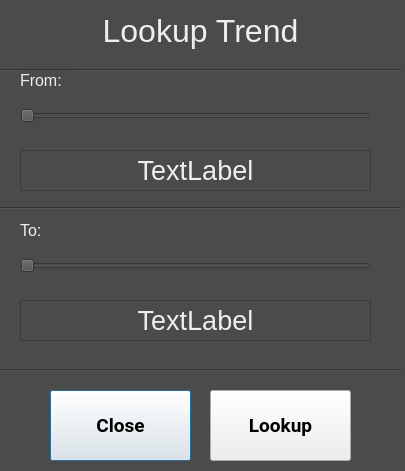
The window that LookUp.ui (oliroy92/AB_DataAcquisition) describes before a commit, drawn with Qt 5.
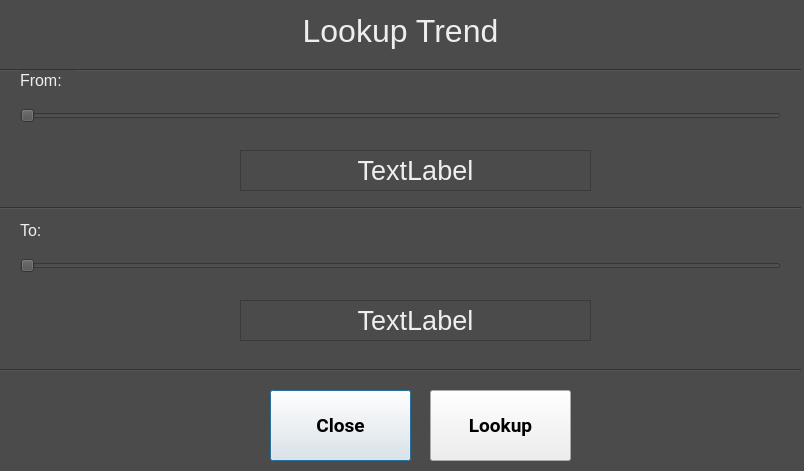
The same window after the commit.

```diff
--- a/LookUp.ui
+++ b/LookUp.ui
@@ -6,7 +6,7 @@
    <rect>
     <x>0</x>
     <y>0</y>
-    <width>405</width>
+    <width>804</width>
     <height>471</height>
    </rect>
   </property>
@@ -28,7 +28,7 @@
     <rect>
      <x>0</x>
      <y>0</y>
-     <width>401</width>
+     <width>801</width>
      <height>61</height>
     </rect>
    </property>
@@ -54,7 +54,7 @@
     <rect>
      <x>0</x>
      <y>60</y>
-     <width>401</width>
+     <width>801</width>
      <height>20</height>
     </rect>
    </property>
@@ -65,7 +65,7 @@
   <widget class="QPushButton" name="PB_Cancel">
    <property name="geometry">
     <rect>
-     <x>50</x>
+     <x>270</x>
      <y>390</y>
      <width>141</width>
      <height>71</height>
@@ -89,7 +89,7 @@
   <widget class="QPushButton" name="PB_Apply">
    <property name="geometry">
     <rect>
-     <x>210</x>
+     <x>430</x>
      <y>390</y>
      <width>141</width>
      <height>71</height>
@@ -136,7 +136,7 @@
     <rect>
      <x>20</x>
      <y>95</y>
-     <width>351</width>
+     <width>761</width>
      <height>41</height>
     </rect>
    </property>
@@ -149,7 +149,7 @@
     <rect>
      <x>20</x>
      <y>245</y>
-     <width>351</width>
+     <width>761</width>
      <height>41</height>
     </rect>
    </property>
@@ -183,7 +183,7 @@
     <rect>
      <x>0</x>
      <y>200</y>
-     <width>401</width>
+     <width>801</width>
      <height>16</height>
     </rect>
    </property>
@@ -196,7 +196,7 @@
     <rect>
      <x>0</x>
      <y>360</y>
-     <width>401</width>
+     <width>801</width>
      <height>20</height>
     </rect>
    </property>
@@ -207,7 +207,7 @@
   <widget class="QLabel" name="label_3">
    <property name="geometry">
     <rect>
-     <x>20</x>
+     <x>240</x>
      <y>150</y>
      <width>351</width>
      <height>41</height>
@@ -234,7 +234,7 @@
   <widget class="QLabel" name="label_4">
    <property name="geometry">
     <rect>
-     <x>20</x>
+     <x>240</x>
      <y>300</y>
      <width>351</width>
      <height>41</height>
```
